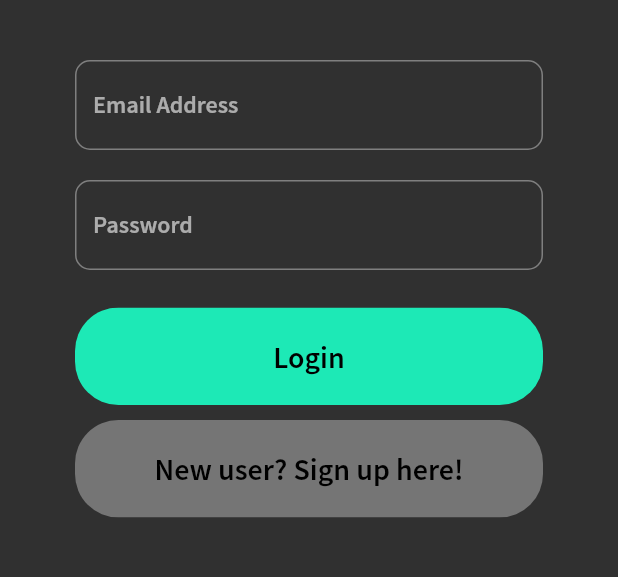
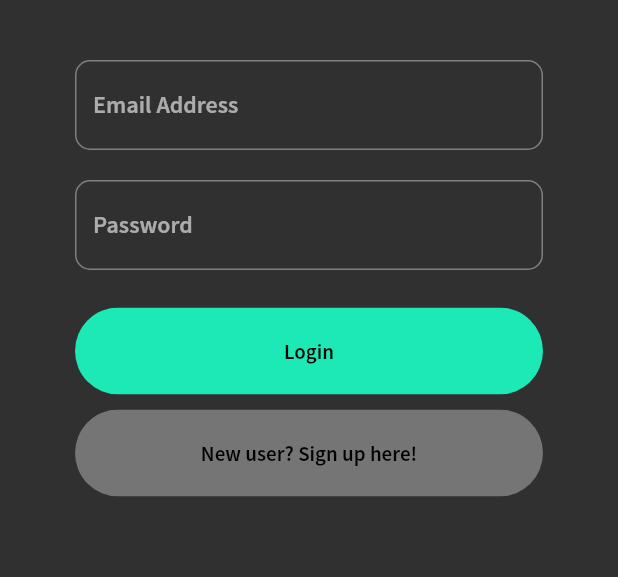
Before and after one commit to chwoozy/dayly, a Flutter app: the screen it shows after launch, after a tap on "LOGIN WITH EMAIL", on a phone screen of 412 x 824 dp, the part 84-661 px from its top. Run offline on Flutter 3.47's test engine with Material 2 defaults, Android fonts, the light colour scheme and no system bars; our stand-ins replace cloud_firestore, device_preview, email_validator, firebase_auth, firebase_storage, flutter_spinkit and 9 more; missing offline and left inert: flutter_material_pickers, googleapis, syncfusion_flutter_core; accounts and stored records are empty.

Commit message:
added some resolution fixes

```diff
--- a/lib/components/rounded-button.dart
+++ b/lib/components/rounded-button.dart
@@ -25,7 +25,7 @@ class RoundedButton extends StatelessWidget {
           padding: EdgeInsets.symmetric(vertical: 20, horizontal: 40),
           color: color,
           onPressed: press,
-          child: Text(text, style: TextStyle(color: textColor, fontSize: 20)),
+          child: Text(text, style: TextStyle(color: textColor)),
         ),
       ),
     );
--- a/lib/main.dart
+++ b/lib/main.dart
@@ -5,6 +5,7 @@ import 'package:dayly/pages/calendar/add_event.dart';
 import 'package:dayly/models/user.dart';
 import 'package:dayly/pages/wrapper.dart';
 import 'package:dayly/services/auth.dart';
+import 'package:device_preview/device_preview.dart';
 import 'package:flutter/material.dart';
 import 'package:provider/provider.dart';
 import 'package:syncfusion_flutter_core/core.dart';
@@ -12,7 +13,7 @@ import 'package:syncfusion_flutter_core/core.dart';
 void main() {
   SyncfusionLicense.registerLicense(
       'NT8mJyc2IWhia31ifWN9ZmpoYmF8YGJ8ampqanNiYmlmamlmanMDHmgwOzw8PSQ2OiQTND4yOj99MDw+');
-  runApp(Dayly());
+  runApp(DevicePreview(builder: (context) => Dayly()));
 }
 
 final ThemeData _themeData = ThemeData(
@@ -34,6 +35,7 @@ class Dayly extends StatelessWidget {
     return StreamProvider<User>.value(
       value: AuthService().user,
       child: MaterialApp(
+          builder: DevicePreview.appBuilder,
           initialRoute: '/wrapper',
           routes: {
             '/landing': (context) => Landing(),
--- a/lib/pages/authenticate/landing.dart
+++ b/lib/pages/authenticate/landing.dart
@@ -21,7 +21,7 @@ class _LandingState extends State<Landing> {
 
   @override
   Widget build(BuildContext context) {
-    Size size = MediaQuery.of(context).size;
+    Size mediaQuery = MediaQuery.of(context).size;
     int max = randomLanding.length;
     int r = rand.nextInt(max);
     print(r);
@@ -31,8 +31,8 @@ class _LandingState extends State<Landing> {
       crossAxisAlignment: CrossAxisAlignment.center,
       children: <Widget>[
         Container(
-            height: size.height * 0.2,
-            width: size.width,
+            height: mediaQuery.height * 0.2,
+            width: mediaQuery.width,
             child: Container(
               decoration: BoxDecoration(
                   image: DecorationImage(
@@ -40,30 +40,31 @@ class _LandingState extends State<Landing> {
                 image: AssetImage('assets/images/landing-bar.png'),
               )),
             )),
-        SizedBox(height: size.height * 0.05),
+        SizedBox(height: mediaQuery.height * 0.05),
         Center(
           child: SvgPicture.asset(
             randomLanding[r],
-            height: size.height * 0.3,
+            height: mediaQuery.height * 0.25,
           ),
         ),
-        SizedBox(height: size.height * 0.05),
-        Align(
-          alignment: Alignment.centerLeft,
-          child: Padding(
-              padding: EdgeInsets.symmetric(horizontal: 20.0),
-              child: Column(
-                crossAxisAlignment: CrossAxisAlignment.start,
-                children: <Widget>[
-                  Text('Hey there, \nWelcome to Dayly!',
+        SizedBox(height: mediaQuery.height * 0.05),
+        Container(
+          height: mediaQuery.height * 0.10,
+          child: Align(
+            alignment: Alignment.centerLeft,
+            child: Padding(
+                padding: EdgeInsets.symmetric(horizontal: 20.0),
+                child: FittedBox(
+                  fit: BoxFit.contain,
+                  child: Text('Hey there, \nWelcome to Dayly!',
                       style: TextStyle(
-                        fontSize: size.aspectRatio * 70,
                         fontWeight: FontWeight.bold,
-                      ))
-                ],
-              )),
+                        fontSize: 30,
+                      )),
+                )),
+          ),
         ),
-        SizedBox(height: size.height * 0.05),
+        SizedBox(height: mediaQuery.height * 0.05),
         RoundedButton(
           text: "LOGIN WITH GOOGLE",
           color: Colors.tealAccent[400],
--- a/lib/pages/home/home.dart
+++ b/lib/pages/home/home.dart
@@ -69,7 +69,7 @@ class _HomeState extends State<Home> {
   @override
   Widget build(BuildContext context) {
     Size mediaQuery = MediaQuery.of(context).size;
-    double sidebarSize = mediaQuery.width * 0.45;
+    double sidebarSize = mediaQuery.width * 0.65;
     double menuHeight = mediaQuery.height / 2;
 
     return StreamBuilder<UserData>(
@@ -96,7 +96,7 @@ class _HomeState extends State<Home> {
                     ),
                     AnimatedPositioned(
                       duration: Duration(milliseconds: 1500),
-                      left: isSidebarOpen ? 0 : -sidebarSize + 5,
+                      left: isSidebarOpen ? 0 : -sidebarSize + 10,
                       top: 0,
                       curve: Curves.elasticOut,
                       child: SizedBox(
@@ -109,7 +109,7 @@ class _HomeState extends State<Home> {
                               });
                             }
 
-                            if (details.localPosition.dx > sidebarSize - 5 &&
+                            if (details.localPosition.dx > sidebarSize - 10 &&
                                 details.delta.distanceSquared > 2) {
                               setState(() {
                                 isSidebarOpen = true;
--- /dev/null
+++ b/lib/responsive/device_screen_type.dart
@@ -0,0 +1,5 @@
+enum DeviceScreenType {
+  Mobile,
+  Tablet,
+  Desktop,
+}
--- a/pubspec.yaml
+++ b/pubspec.yaml
@@ -68,6 +68,7 @@ dependencies:
   uuid: ^2.1.0
   intl: ^0.16.1
   font_awesome_flutter: ^8.8.1
+  device_preview: ^0.4.7
 
 
   # Calendar
```
Also changed, not shown: lib/responsive/base_widget.dart (added, +14 -0 lines), lib/responsive/home_view.dart (added, +16 -0 lines), lib/responsive/sizing_information.dart (added, +20 -0 lines), pubspec.lock.
